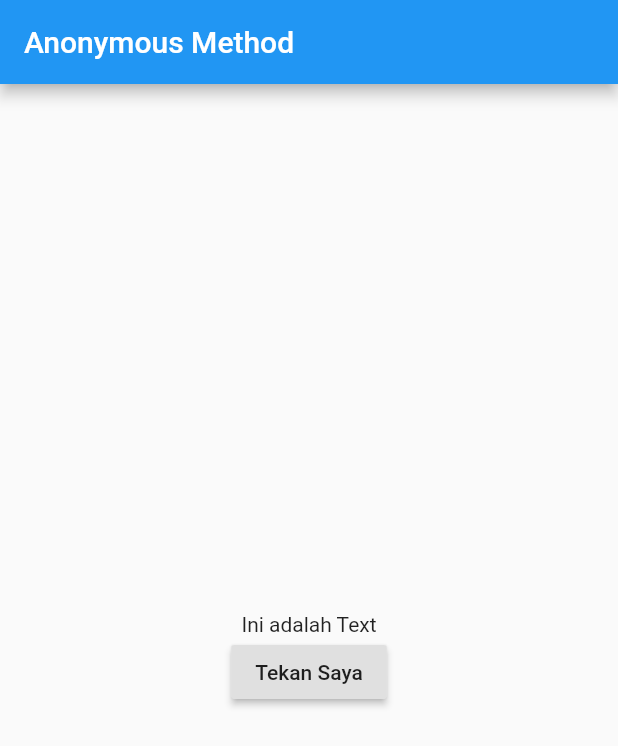
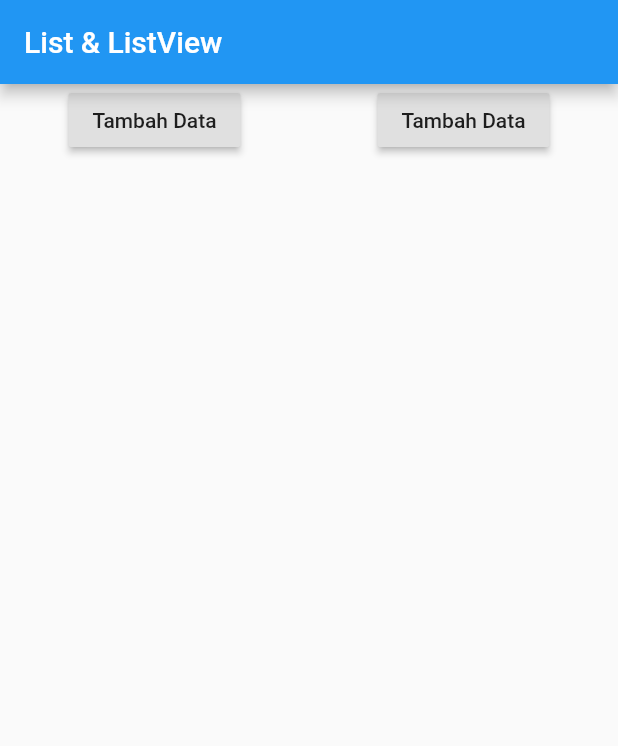
Before and after one commit to ariqhikari/flutter_dasar, a Flutter app: the screen it shows after launch, on a phone screen of 412 x 824 dp. Shown: the top 746 px of the screen. Run offline on Flutter 3.47's test engine with Material 2 defaults, Android fonts, the phone set to English and light mode, and no system bars.

Commit message:
FLUTTER 09. List & ListView

```diff
--- a/lib/main.dart
+++ b/lib/main.dart
@@ -8,28 +8,45 @@ class MyApp extends StatefulWidget {
 }
 
 class _MyAppState extends State<MyApp> {
-  String message = "Ini adalah Text";
+  List<Widget> widgets = [];
+  int counter = 1;
 
   @override
   Widget build(BuildContext context) {
     return MaterialApp(
       home: Scaffold(
-        appBar: AppBar(title: Text("Anonymous Method")),
-        body: Center(
-          child: Column(
-            mainAxisAlignment: MainAxisAlignment.center,
+        appBar: AppBar(title: Text("List & ListView")),
+        body: ListView(
           children: <Widget>[
-              Text(message),
+            Row(
+              mainAxisAlignment: MainAxisAlignment.spaceAround,
+              children: <Widget>[
                 RaisedButton(
-                child: Text("Tekan Saya"),
+                    child: Text("Tambah Data"),
                     onPressed: () {
                       setState(() {
-                    message = "Tombol sudah ditekan";
+                        widgets.add(Text("Data ke-" + counter.toString(),
+                            style: TextStyle(
+                              fontSize: 40,
+                            )));
+                        counter++;
                       });
-                },
-              ),
+                    }),
+                RaisedButton(
+                    child: Text("Tambah Data"),
+                    onPressed: () {
+                      setState(() {
+                        widgets.removeLast();
+                        counter--;
+                      });
+                    }),
               ],
             ),
+            Column(
+              crossAxisAlignment: CrossAxisAlignment.start,
+              children: widgets,
+            )
+          ],
         ),
       ),
     );
```
Lines whose indentation alone changed are shown as unchanged.
